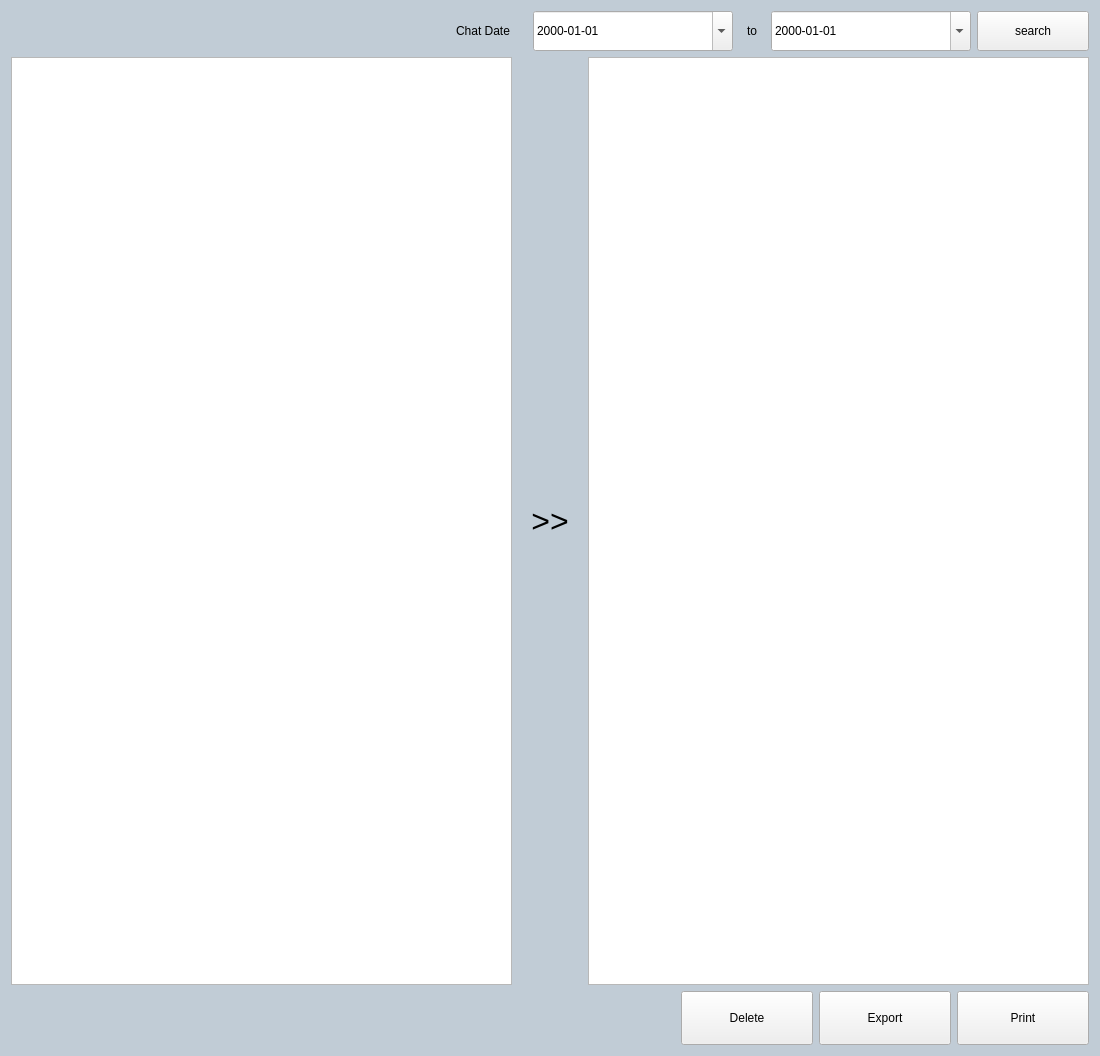
The window that src/setting_page/SettingPageHistory.ui (hanjingo/rag-qt) describes before a commit, drawn with Qt 5.
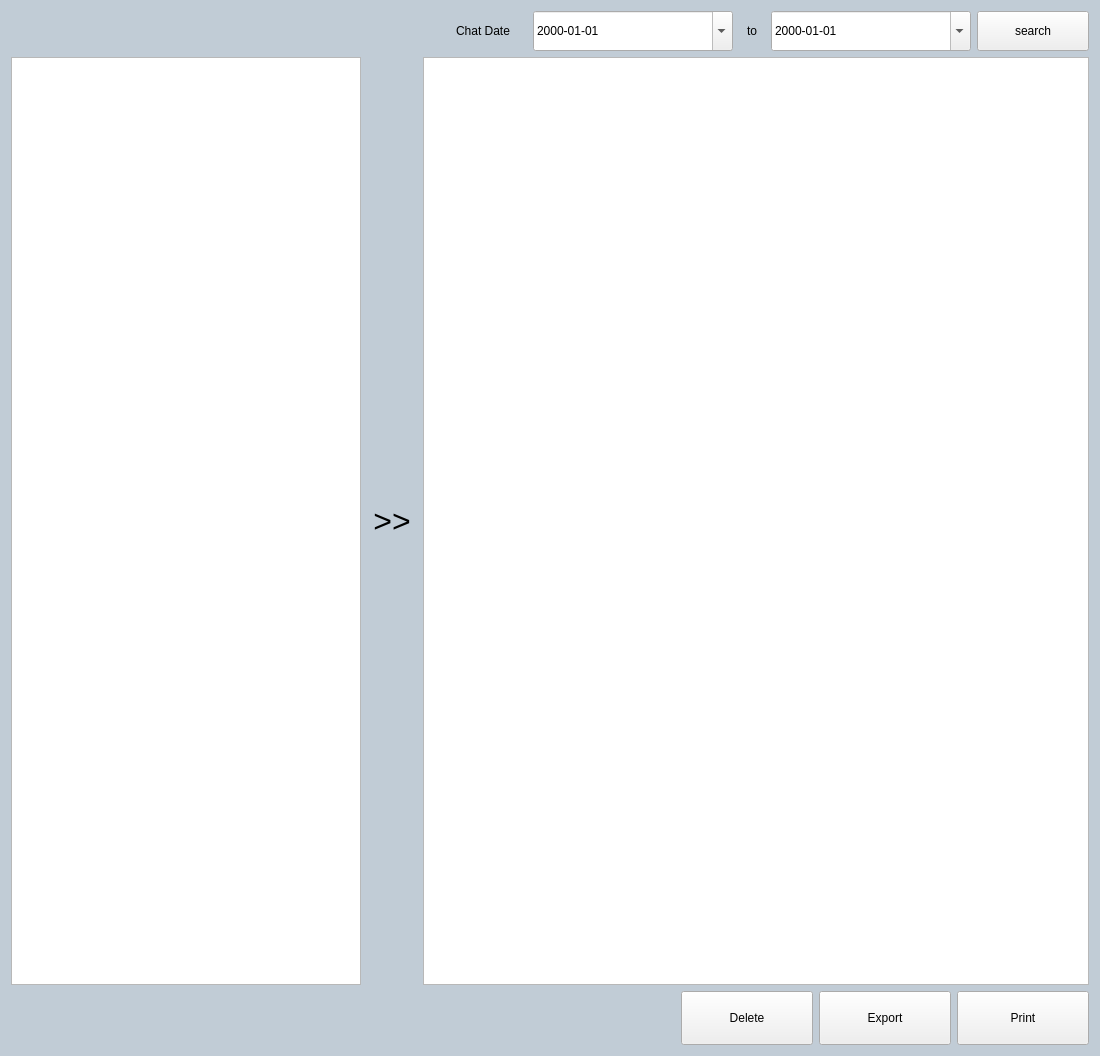
The same window after the commit.

Commit message: add chat history record

The edit to the form file:
```diff
--- a/src/setting_page/SettingPageHistory.ui
+++ b/src/setting_page/SettingPageHistory.ui
@@ -162,7 +162,13 @@
    <item>
     <layout class="QHBoxLayout" name="horizontalLayout_3">
      <item>
-      <widget class="QTableView" name="tbviewItem">
+      <widget class="QTableView" name="tbviewCatalog">
+       <property name="maximumSize">
+        <size>
+         <width>350</width>
+         <height>16777215</height>
+        </size>
+       </property>
        <property name="verticalScrollBarPolicy">
         <enum>Qt::ScrollBarAlwaysOff</enum>
        </property>
@@ -181,14 +187,14 @@
       <widget class="QLabel" name="lbl_Right">
        <property name="minimumSize">
         <size>
-         <width>64</width>
-         <height>64</height>
+         <width>50</width>
+         <height>50</height>
         </size>
        </property>
        <property name="maximumSize">
         <size>
-         <width>64</width>
-         <height>64</height>
+         <width>50</width>
+         <height>50</height>
         </size>
        </property>
        <property name="font">
@@ -208,20 +214,7 @@
       </widget>
      </item>
      <item>
-      <widget class="QTableView" name="tbviewDetail">
-       <property name="verticalScrollBarPolicy">
-        <enum>Qt::ScrollBarAlwaysOff</enum>
-       </property>
-       <property name="horizontalScrollBarPolicy">
-        <enum>Qt::ScrollBarAlwaysOff</enum>
-       </property>
-       <property name="autoScroll">
-        <bool>false</bool>
-       </property>
-       <property name="autoScrollMargin">
-        <number>0</number>
-       </property>
-      </widget>
+      <widget class="QTextBrowser" name="txtBrowserChat"/>
      </item>
     </layout>
    </item>
```
Left out of the diff: 18 changed lines with no effect on the pictures. The commit also changes 2 other files.
